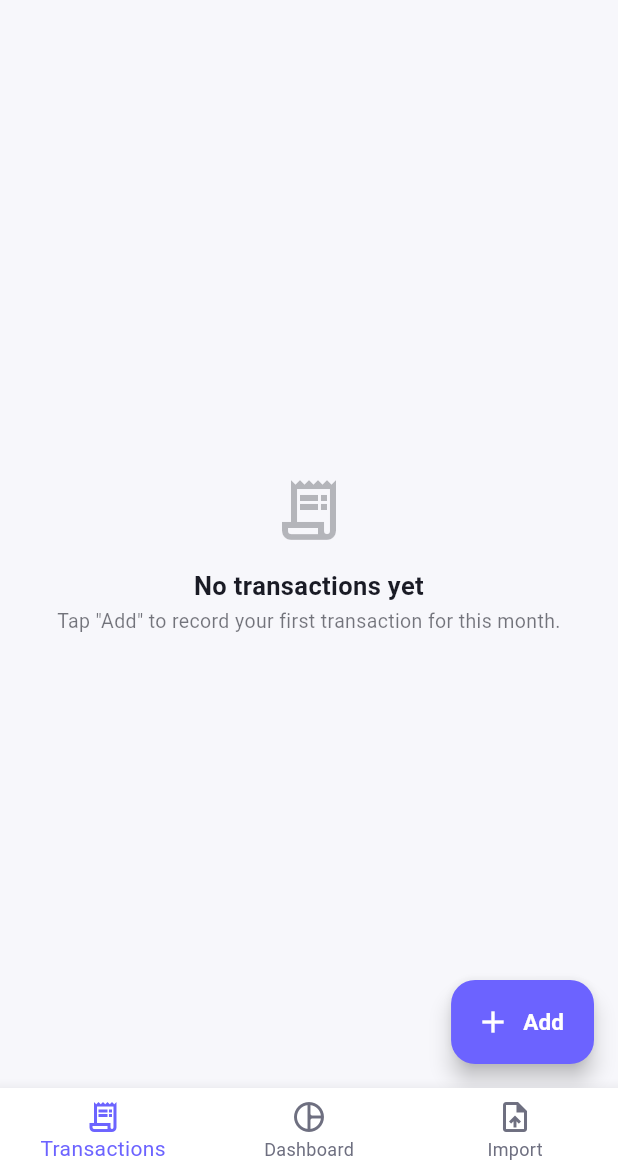
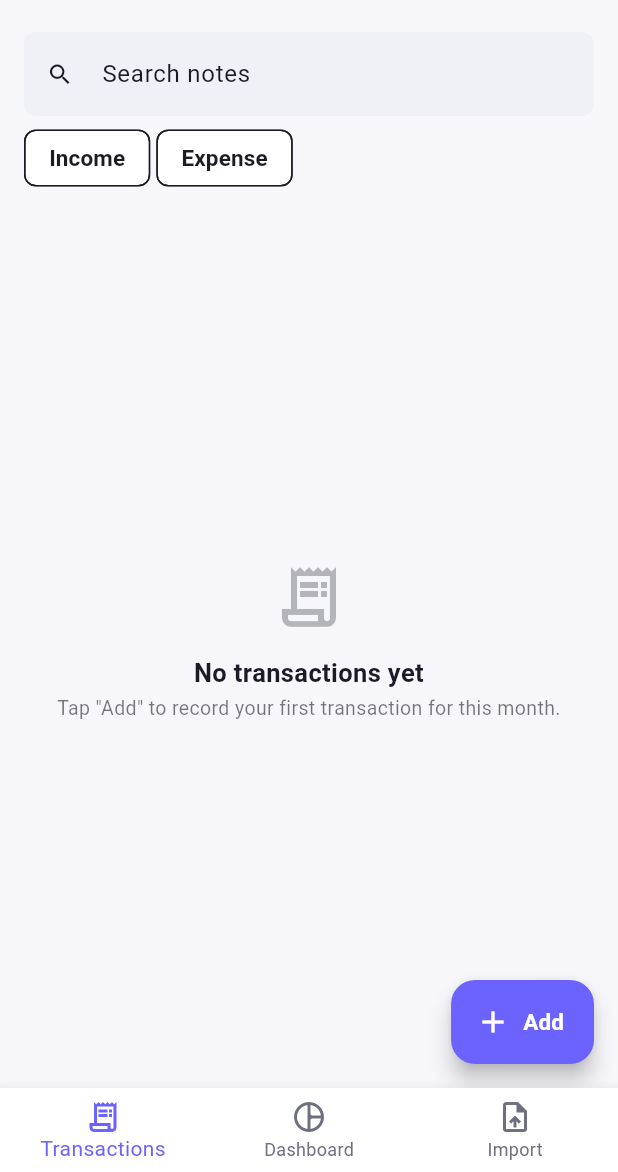
Before and after one commit to HxrshRaj/Kosha-, a Flutter app: the screen it shows after launch, on a phone screen of 412 x 824 dp, the part 64-1236 px from its top. Run offline on Flutter 3.47's test engine with Material 3 defaults, Android fonts, the phone set to English and light mode, and no system bars; our stand-ins replace connectivity_plus, csv, dio, equatable, file_picker, fl_chart and 3 more; accounts and stored records are empty; network calls fail.

Commit message:
App: BLoC (Cubit) search and type filter for the transaction list, with bloc_test coverage

```diff
--- /dev/null
+++ b/app/lib/blocs/transaction_filter_cubit.dart
@@ -0,0 +1,47 @@
+import 'package:equatable/equatable.dart';
+import 'package:flutter_bloc/flutter_bloc.dart';
+
+import '../models/transaction.dart';
+import '../models/transaction_type.dart';
+
+class TransactionFilter extends Equatable {
+  final String query;
+  final TransactionType? type;
+
+  const TransactionFilter({this.query = '', this.type});
+
+  bool get isActive => query.trim().isNotEmpty || type != null;
+
+  TransactionFilter copyWith({String? query, TransactionType? type, bool clearType = false}) {
+    return TransactionFilter(
+      query: query ?? this.query,
+      type: clearType ? null : (type ?? this.type),
+    );
+  }
+
+  /// Pure filtering so it can be unit-tested without a widget tree.
+  List<Transaction> apply(List<Transaction> all) {
+    final q = query.trim().toLowerCase();
+    return all.where((t) {
+      if (type != null && t.type != type) return false;
+      if (q.isEmpty) return true;
+      return (t.note ?? '').toLowerCase().contains(q);
+    }).toList();
+  }
+
+  @override
+  List<Object?> get props => [query, type];
+}
+
+/// BLoC-pattern (Cubit) state for the transaction list search and type filter.
+/// The data itself stays in Riverpod; this only owns the view filter.
+class TransactionFilterCubit extends Cubit<TransactionFilter> {
+  TransactionFilterCubit() : super(const TransactionFilter());
+
+  void setQuery(String query) => emit(state.copyWith(query: query));
+
+  void setType(TransactionType? type) =>
+      emit(type == null ? state.copyWith(clearType: true) : state.copyWith(type: type));
+
+  void clear() => emit(const TransactionFilter());
+}
--- a/app/lib/screens/transactions/transaction_list_screen.dart
+++ b/app/lib/screens/transactions/transaction_list_screen.dart
@@ -1,10 +1,13 @@
 import 'package:flutter/material.dart';
+import 'package:flutter_bloc/flutter_bloc.dart';
 import 'package:flutter_riverpod/flutter_riverpod.dart';
 import 'package:intl/intl.dart';
 
+import '../../blocs/transaction_filter_cubit.dart';
 import '../../core/theme/app_colors.dart';
 import '../../core/theme/app_spacing.dart';
 import '../../core/theme/app_text_styles.dart';
+import '../../models/transaction.dart';
 import '../../models/transaction_type.dart';
 import '../../providers/core_providers.dart';
 import '../../providers/transaction_providers.dart';
@@ -30,6 +33,23 @@ class TransactionListScreen extends ConsumerWidget {
     final isOnlineAsync = ref.watch(connectivityStatusProvider);
     final isOffline = isOnlineAsync.valueOrNull == false;
 
+    return BlocProvider(
+      create: (_) => TransactionFilterCubit(),
+      child: BlocBuilder<TransactionFilterCubit, TransactionFilter>(
+        builder: (context, filter) =>
+            _buildScaffold(context, ref, month, transactionsAsync, isOffline, filter),
+      ),
+    );
+  }
+
+  Widget _buildScaffold(
+    BuildContext context,
+    WidgetRef ref,
+    String month,
+    AsyncValue<List<Transaction>> transactionsAsync,
+    bool isOffline,
+    TransactionFilter filter,
+  ) {
     return Scaffold(
       appBar: AppBar(
         title: const Text('Kosha'),
@@ -60,6 +80,7 @@ class TransactionListScreen extends ConsumerWidget {
       body: Column(
         children: [
           if (isOffline) const OfflineBanner(),
+          _FilterBar(filter: filter),
           Expanded(
             child: transactionsAsync.when(
               loading: () => const Center(child: CircularProgressIndicator()),
@@ -68,7 +89,17 @@ class TransactionListScreen extends ConsumerWidget {
                 onRetry: () =>
                     ref.read(transactionsProvider(month).notifier).refresh(),
               ),
-              data: (transactions) {
+              data: (all) {
+                final transactions = filter.apply(all);
+                if (all.isNotEmpty && transactions.isEmpty) {
+                  return EmptyStateView(
+                    icon: Icons.search_off,
+                    title: 'No matches',
+                    message: 'Nothing matches this search or filter.',
+                    actionLabel: 'Clear filters',
+                    onAction: () => context.read<TransactionFilterCubit>().clear(),
+                  );
+                }
                 if (transactions.isEmpty) {
                   return const EmptyStateView(
                     icon: Icons.receipt_long_outlined,
@@ -121,6 +152,48 @@ class TransactionListScreen extends ConsumerWidget {
     final shifted = DateTime(current.year, current.month + delta);
     ref.read(selectedMonthProvider.notifier).state = DateFormat('yyyy-MM')
         .format(shifted);
+  }
+}
+
+class _FilterBar extends StatelessWidget {
+  final TransactionFilter filter;
+
+  const _FilterBar({required this.filter});
+
+  @override
+  Widget build(BuildContext context) {
+    final cubit = context.read<TransactionFilterCubit>();
+    return Padding(
+      padding: const EdgeInsets.fromLTRB(
+        AppSpacing.md, AppSpacing.sm, AppSpacing.md, 0,
+      ),
+      child: Column(
+        children: [
+          TextField(
+            key: const Key('transaction-search'),
+            decoration: const InputDecoration(
+              prefixIcon: Icon(Icons.search),
+              hintText: 'Search notes',
+              isDense: true,
+            ),
+            onChanged: cubit.setQuery,
+          ),
+          const SizedBox(height: AppSpacing.xs),
+          Row(
+            children: [
+              for (final t in TransactionType.values) ...[
+                FilterChip(
+                  label: Text(t.name[0].toUpperCase() + t.name.substring(1)),
+                  selected: filter.type == t,
+                  onSelected: (on) => cubit.setType(on ? t : null),
+                ),
+                const SizedBox(width: AppSpacing.xs),
+              ],
+            ],
+          ),
+        ],
+      ),
+    );
   }
 }
 
--- a/app/lib/widgets/state_views.dart
+++ b/app/lib/widgets/state_views.dart
@@ -9,12 +9,16 @@ class EmptyStateView extends StatelessWidget {
   final IconData icon;
   final String title;
   final String message;
+  final String? actionLabel;
+  final VoidCallback? onAction;
 
   const EmptyStateView({
     super.key,
     required this.icon,
     required this.title,
     required this.message,
+    this.actionLabel,
+    this.onAction,
   });
 
   @override
@@ -41,6 +45,10 @@ class EmptyStateView extends StatelessWidget {
               ),
               textAlign: TextAlign.center,
             ),
+            if (onAction != null && actionLabel != null) ...[
+              const SizedBox(height: AppSpacing.md),
+              OutlinedButton(onPressed: onAction, child: Text(actionLabel!)),
+            ],
           ],
         ),
       ),
--- a/app/pubspec.yaml
+++ b/app/pubspec.yaml
@@ -38,6 +38,10 @@ dependencies:
   # State management: see README "State management" for why Riverpod.
   flutter_riverpod: ^2.6.1
 
+  # BLoC pattern (Cubit) for the transaction list filter.
+  flutter_bloc: ^9.1.1
+  equatable: ^2.0.7
+
   # REST API client: typed exceptions + interceptors for logging/timeouts.
   dio: ^5.7.0
 
@@ -62,6 +66,7 @@ dependencies:
 dev_dependencies:
   flutter_test:
     sdk: flutter
+  bloc_test: ^10.0.0
 
   # The "flutter_lints" package below contains a set of recommended lints to
   # encourage good coding practices. The lint set provided by the package is
```
Also changed, not shown: 1 other file.
